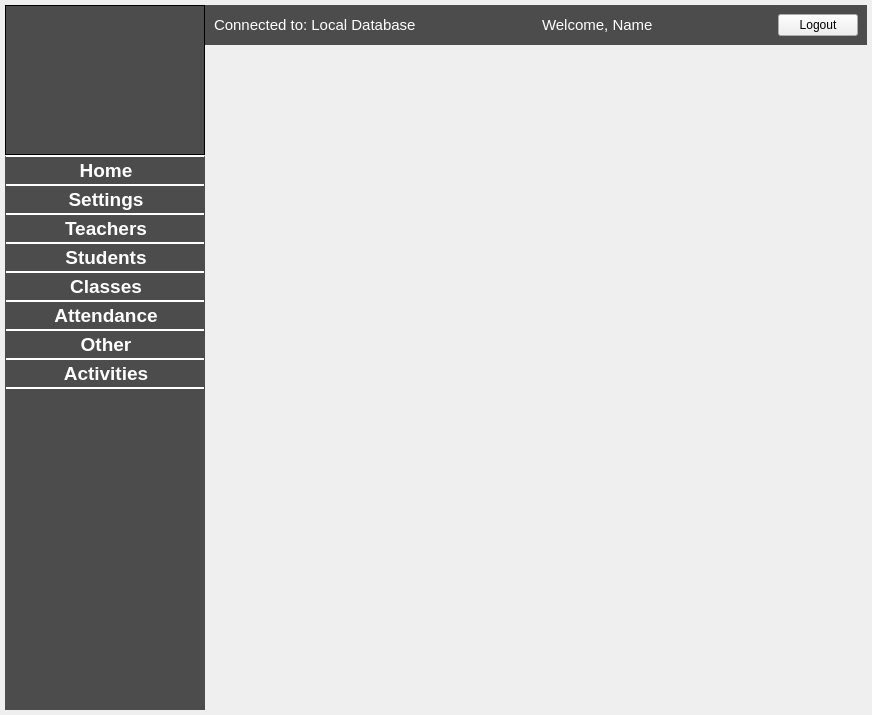
Qt form adminmenuform.ui (thenewcoder/school-administration-system) before a commit.
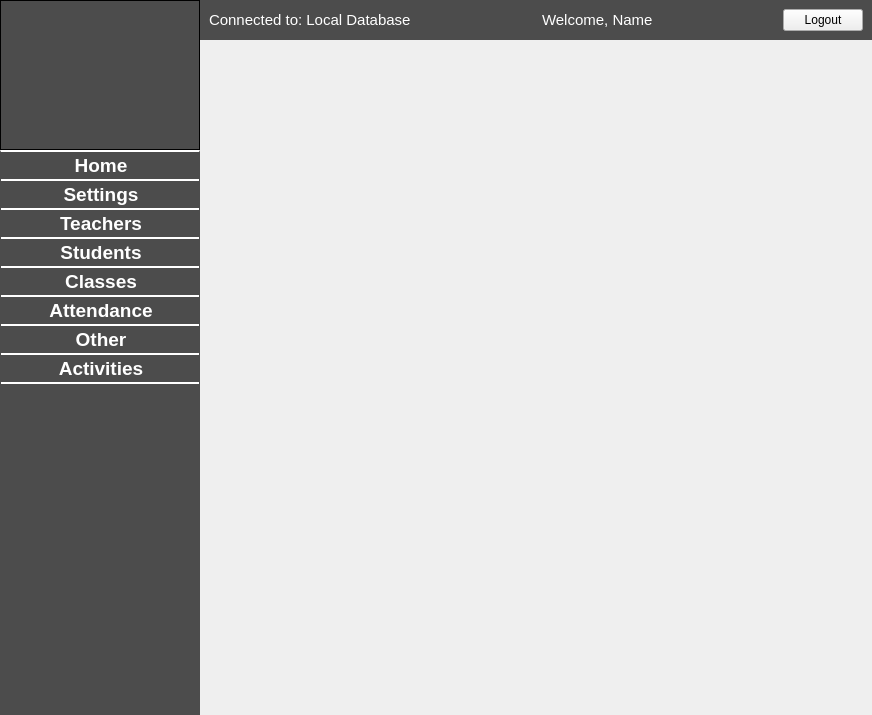
The same form after that commit. Icons and pictures are not drawn.

Commit message: Removed layout margin on the home page to remove empty space on the sides.

```diff
--- a/adminmenuform.ui
+++ b/adminmenuform.ui
@@ -56,16 +56,16 @@
     <enum>QLayout::SetDefaultConstraint</enum>
    </property>
    <property name="leftMargin">
-    <number>5</number>
+    <number>0</number>
    </property>
    <property name="topMargin">
-    <number>5</number>
+    <number>0</number>
    </property>
    <property name="rightMargin">
-    <number>5</number>
+    <number>0</number>
    </property>
    <property name="bottomMargin">
-    <number>5</number>
+    <number>0</number>
    </property>
    <item>
     <layout class="QVBoxLayout" name="LeftSideLayout" stretch="0,0">
@@ -147,7 +147,6 @@
        <property name="font">
         <font>
          <pointsize>14</pointsize>
-         <weight>75</weight>
          <bold>true</bold>
          <stylestrategy>PreferAntialias</stylestrategy>
         </font>
@@ -362,6 +361,18 @@
        </property>
        <widget class="QWidget" name="pageHome">
         <layout class="QHBoxLayout" name="horizontalLayout_3">
+         <property name="leftMargin">
+          <number>0</number>
+         </property>
+         <property name="topMargin">
+          <number>0</number>
+         </property>
+         <property name="rightMargin">
+          <number>0</number>
+         </property>
+         <property name="bottomMargin">
+          <number>0</number>
+         </property>
          <item>
           <layout class="QHBoxLayout" name="loHome">
            <property name="spacing">
```
The commit also changes 1 other file.
